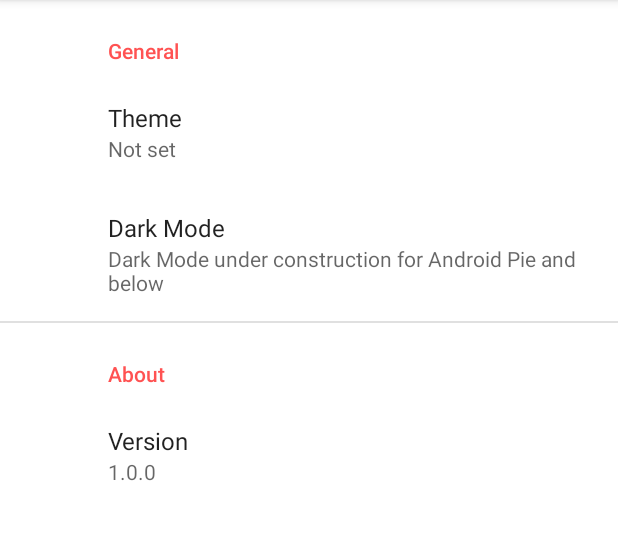
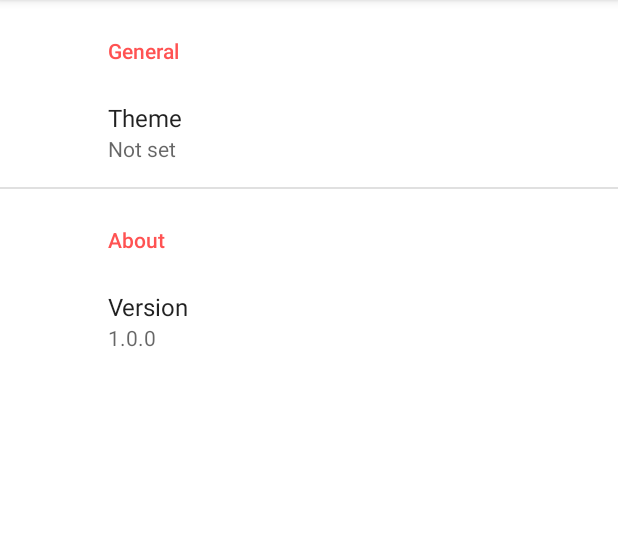
Before and after one commit to Phernoix/shelterleh, an Android app: the screen it shows after launch (Main), after a tap on "Settings", on a phone screen of 412 x 824 dp, the part 84-624 px from its top. Run offline under Robolectric (Android 15) with nearby library versions, the phone set to English and light mode, and no system bars; our stand-ins replace androidx.preference; 1 other tap on this screen came first.

Commit message:
settings (dark mode done)

```diff
--- a/app/src/main/java/com/sp/shelterleh/SettingsFragment.java
+++ b/app/src/main/java/com/sp/shelterleh/SettingsFragment.java
@@ -29,14 +29,6 @@ public class SettingsFragment extends PreferenceFragmentCompat {
 
         PreferenceScreen screen = getPreferenceScreen();
         final ListPreference listPreference = (ListPreference) findPreference("theme");
-        Preference preference = (Preference) findPreference("notq");
-        int api = Integer.valueOf(android.os.Build.VERSION.SDK_INT);
-        if (api > 28) {
-            screen.removePreference(preference);
-        }
-        if (api < 29) {
-            screen.removePreference(listPreference);
-        }
         listPreference.setOnPreferenceChangeListener(new Preference.OnPreferenceChangeListener() {
             @Override
             public boolean onPreferenceChange(Preference preference, Object newValue) {
--- a/app/src/main/res/xml/settings.xml
+++ b/app/src/main/res/xml/settings.xml
@@ -15,12 +15,6 @@
             app:key="theme"
             app:title="Theme"
             app:useSimpleSummaryProvider="true" />
-        <Preference
-            android:id="@+id/notq"
-            app:key="notq"
-            app:title="Dark Mode"
-            app:summary="Dark Mode under construction for Android Pie and below"
-            />
 
     </PreferenceCategory>
     <PreferenceCategory
```
